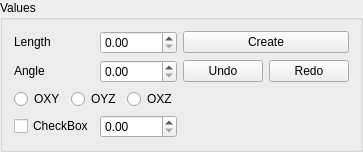
Above: src/EntityGUI/EntityGUI_Angles_QTD.ui from SalomePlatform/geom before the change. Below: the same form after it.
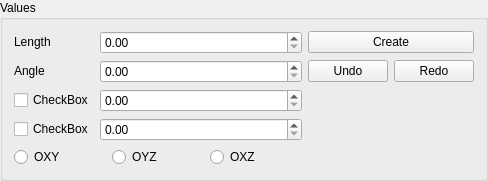
That is the form after the change. Custom widgets are drawn as their Qt base class.

Commit message:
EDF 1337 : Sketch 3D, allow definition of a point by angle + Added a global coordinate system mode for angles. + Added a cylindrical coordinates definition (with an optional height in angle widget) + Did some refactoring
Doc and translations to be done soon

```diff
--- a/src/EntityGUI/EntityGUI_Angles_QTD.ui
+++ b/src/EntityGUI/EntityGUI_Angles_QTD.ui
@@ -6,8 +6,8 @@
    <rect>
     <x>0</x>
     <y>0</y>
-    <width>351</width>
-    <height>148</height>
+    <width>488</width>
+    <height>172</height>
    </rect>
   </property>
   <property name="windowTitle">
@@ -42,10 +42,10 @@
         </property>
        </widget>
       </item>
-      <item row="0" column="1">
+      <item row="0" column="1" colspan="2">
        <widget class="SalomeApp_DoubleSpinBox" name="SpinBox_DL"/>
       </item>
-      <item row="0" column="2">
+      <item row="0" column="3">
        <widget class="QPushButton" name="buttonApply">
         <property name="text">
          <string>Create</string>
@@ -68,10 +68,10 @@
         </property>
        </widget>
       </item>
-      <item row="1" column="1">
+      <item row="1" column="1" colspan="2">
        <widget class="SalomeApp_DoubleSpinBox" name="SpinBox_DA"/>
       </item>
-      <item row="1" column="2">
+      <item row="1" column="3">
        <layout class="QGridLayout" name="gridLayout_2">
         <property name="margin">
          <number>0</number>
@@ -95,7 +95,27 @@
         </item>
        </layout>
       </item>
-      <item row="2" column="0" colspan="2">
+      <item row="2" column="0">
+       <widget class="QCheckBox" name="checkBox">
+        <property name="text">
+         <string>CheckBox</string>
+        </property>
+       </widget>
+      </item>
+      <item row="2" column="1" colspan="2">
+       <widget class="SalomeApp_DoubleSpinBox" name="SpinBox_DA2"/>
+      </item>
+      <item row="3" column="0">
+       <widget class="QCheckBox" name="checkBox_2">
+        <property name="text">
+         <string>CheckBox</string>
+        </property>
+       </widget>
+      </item>
+      <item row="3" column="1" colspan="2">
+       <widget class="SalomeApp_DoubleSpinBox" name="SpinBox_DH"/>
+      </item>
+      <item row="4" column="0" colspan="3">
        <layout class="QHBoxLayout" name="horizontalLayout">
         <item>
          <widget class="QRadioButton" name="radioButton_1">
@@ -120,16 +140,6 @@
         </item>
        </layout>
       </item>
-      <item row="3" column="0">
-       <widget class="QCheckBox" name="checkBox">
-        <property name="text">
-         <string>CheckBox</string>
-        </property>
-       </widget>
-      </item>
-      <item row="3" column="1">
-       <widget class="SalomeApp_DoubleSpinBox" name="SpinBox_DA2"/>
-      </item>
      </layout>
     </widget>
    </item>
```
The commit also changes 9 other files.
